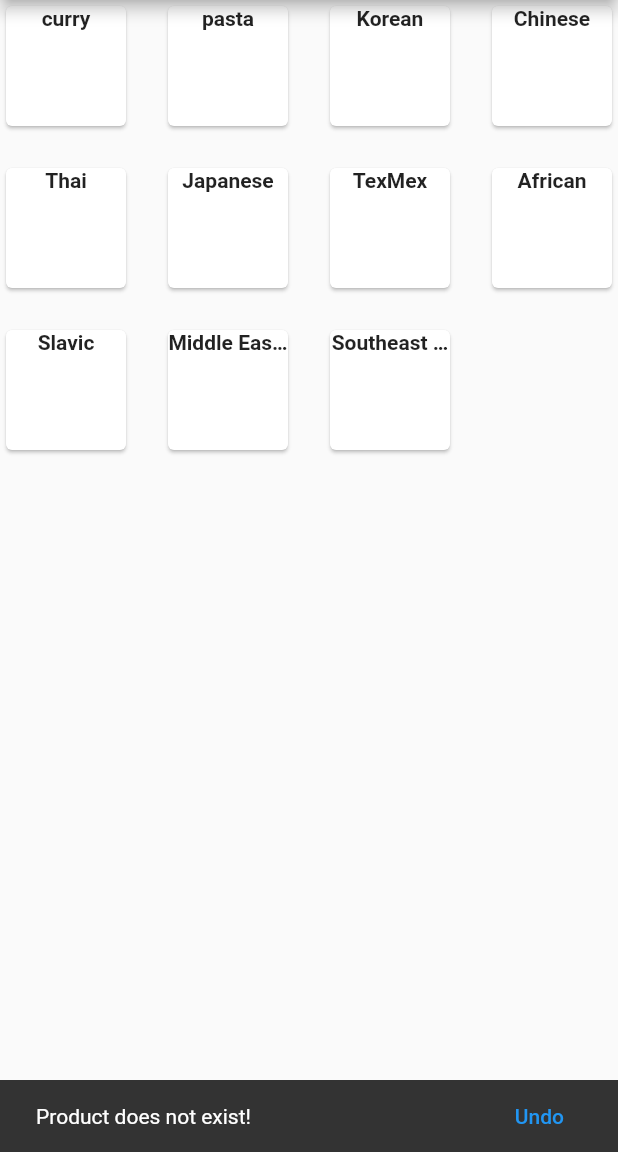
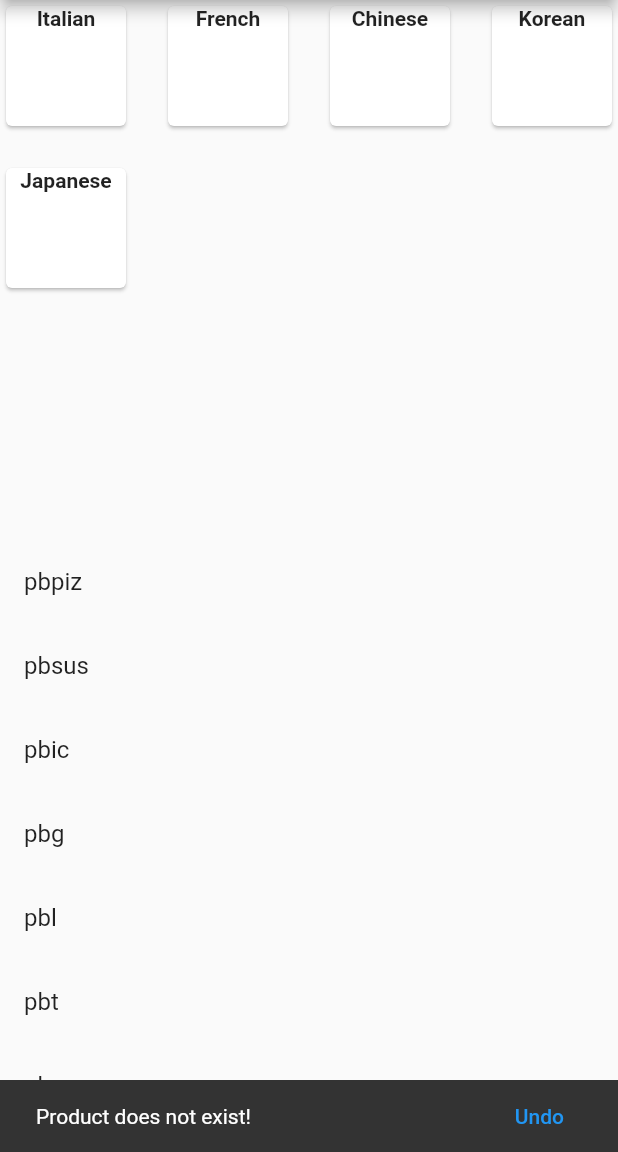
Before and after one commit to nyck33/the-plant-base, a Flutter app: the screen it shows after launch, after a tap on "Show Snackbar", on a phone screen of 412 x 824 dp, the part 84-1236 px from its top. Run offline on Flutter 3.47's test engine with Material 2 defaults, Android fonts, the phone set to English and light mode, and no system bars; our stand-ins replace dropdown_search, go_router.

Commit message:
adding go router

```diff
--- a/lib/constants.dart
+++ b/lib/constants.dart
@@ -1,4 +1,13 @@
 import 'package:flutter/material.dart';
 
-final List<String> menuItems = ['curry', 'pasta', 'Korean', 'Chinese', 'Thai',
-  'Japanese', 'TexMex', 'African', 'Slavic', 'Middle Eastern', 'Southeast Asian'];
+final List<String> menuItems = [
+  'Italian', 'French', 'Chinese', 'Korean', 'Japanese'];
+
+final List<String> foodItems = [
+  'pbpiz', 'pbsus',
+  'pbic', 'pbg',
+  'pbl', 'pbt',
+  'pbc', 'pbf',
+  'pbc', 'pbv',
+  'pbsus'
+];
--- /dev/null
+++ b/lib/dropdown_search.dart
@@ -0,0 +1,29 @@
+import 'package:dropdown_search/dropdown_search.dart';
+import 'package:flutter/material.dart';
+import 'constants.dart';
+
+class DropdownSearch extends StatelessWidget {
+  const DropdownSearch({super.key});
+
+  @override
+  Widget build(BuildContext context) {
+    return Expanded(
+      child: Center(
+        child:ListView.builder(
+          scrollDirection: Axis.vertical,
+          shrinkWrap: true,
+          itemCount: foodItems.length,
+          prototypeItem: ListTile(
+            title: Text(foodItems.first),
+          ),
+          itemBuilder: (context, index) {
+            return ListTile(
+              //onTap: ,
+              title: Text(foodItems[index]),
+            );
+          },
+        ),
+      ),
+    );
+  }
+}
--- a/lib/main.dart
+++ b/lib/main.dart
@@ -1,11 +1,16 @@
 import 'package:flutter/material.dart';
+import 'package:go_router/go_router.dart';
+
+
 import 'menu_cards.dart';
 import 'snackbar_page.dart';
+import 'dropdown_search.dart';
+
 // Uncomment lines 3 and 6 to view the visual layout at runtime.
 // import 'package:flutter/rendering.dart' show debugPaintSizeEnabled;
 
 void main() {
-  // debugPaintSizeEnabled = true;
+  //debugPaintSizeEnabled = true;
   runApp(const PlantBaseApp());
 }
 
@@ -25,12 +30,12 @@ class _PlantBaseAppState extends State<PlantBaseApp> {
           title: const Text('The Plant Base'),
         ),
         body: Column(
-          children: [
-            MenuCards(),
-            SnackBarPage(),
-
-          ],
-          ),
+            children: const [
+              MenuCards(),
+              DropdownSearch(),
+              SnackBarPage(),
+            ],
+        ),
         drawer: Drawer(
           child:ListView(
             padding: EdgeInsets.zero, //remove padding
@@ -39,17 +44,17 @@ class _PlantBaseAppState extends State<PlantBaseApp> {
                 decoration: BoxDecoration(
                   color: Colors.blue,
                 ),
-                child:Text('Drawer Header'),
+                child:Text('PB Goodies'),
               ),
               ListTile(
-                title: const Text('Item 1'),
+                title: const Text('Sweets'),
                 onTap:(){
                   //update state and close drawer
                   Navigator.pop(context);
                 }
               ),
               ListTile(
-                title: const Text('Item 2'),
+                title: const Text('Beverages'),
                 onTap:(){
                   //update the state of the app
                   //close drawer
--- a/lib/menu_cards.dart
+++ b/lib/menu_cards.dart
@@ -1,4 +1,5 @@
 import 'package:flutter/material.dart';
+
 import 'constants.dart';
 
 class MenuCards extends StatelessWidget{
--- a/pubspec.yaml
+++ b/pubspec.yaml
@@ -10,6 +10,9 @@ dependencies:
   flutter:
     sdk: flutter
   cupertino_icons: ^1.0.4
+  dropdown_search: ^5.0.3
+  dio: ^4.0.6
+  go_router: ^5.1.5
 
 dev_dependencies:
   flutter_test:
```
Also changed, not shown: lib/menuItemsPages/curries/curries.dart (added), lib/menuItemsPages/curries/details/korma.dart (added), lib/menuItemsPages/italian/details/pb_bolognese.dart (added), lib/menuItemsPages/italian/italian.dart (added), pubspec.lock.
